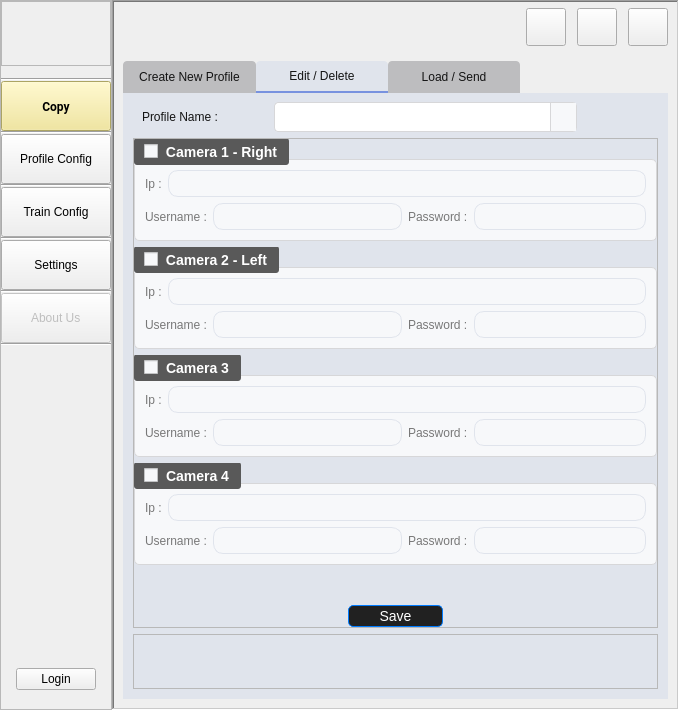
Before: the Qt Designer form UIFiles/mainUI.ui in amirhossein-mlkz/railProject_imageCopy, drawn with Qt 5.
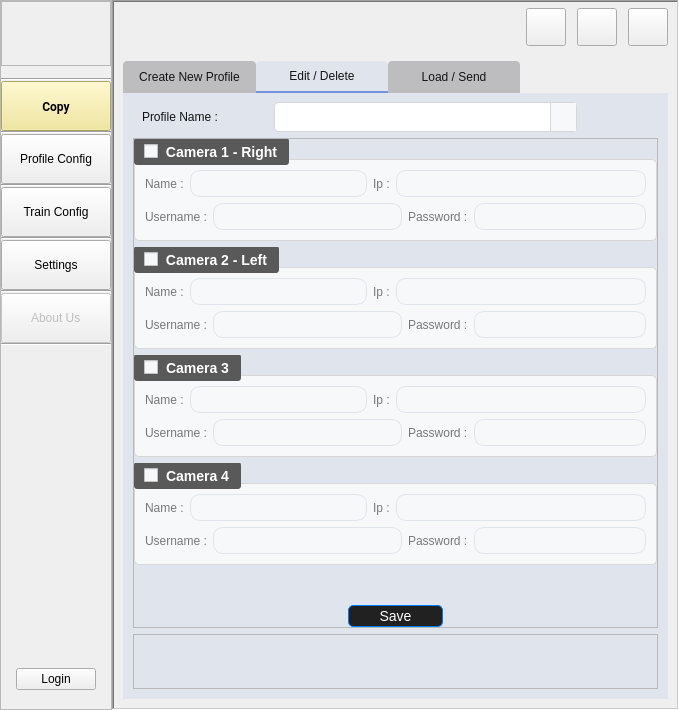
After: the same form once the commit is applied. The open tabs and pages were chosen to show the change. Icons and pictures are not drawn. Custom widgets are drawn as their Qt base class.

Patch:
```diff
--- a/UIFiles/mainUI.ui
+++ b/UIFiles/mainUI.ui
@@ -3190,6 +3190,32 @@
                            <property name="bottomMargin">
                             <number>0</number>
                            </property>
+                           <item>
+                            <widget class="QLabel" name="label_51">
+                             <property name="text">
+                              <string>Name :</string>
+                             </property>
+                            </widget>
+                           </item>
+                           <item>
+                            <widget class="QLineEdit" name="line_name_camera_1_edit">
+                             <property name="minimumSize">
+                              <size>
+                               <width>102</width>
+                               <height>27</height>
+                              </size>
+                             </property>
+                             <property name="maximumSize">
+                              <size>
+                               <width>177</width>
+                               <height>16777215</height>
+                              </size>
+                             </property>
+                             <property name="text">
+                              <string/>
+                             </property>
+                            </widget>
+                           </item>
                            <item>
                             <widget class="QLabel" name="label_39">
                              <property name="text">
@@ -3313,6 +3339,26 @@
                            <property name="bottomMargin">
                             <number>0</number>
                            </property>
+                           <item>
+                            <widget class="QLabel" name="label_52">
+                             <property name="text">
+                              <string>Name :</string>
+                             </property>
+                            </widget>
+                           </item>
+                           <item>
+                            <widget class="QLineEdit" name="line_name_camera_2_edit">
+                             <property name="maximumSize">
+                              <size>
+                               <width>177</width>
+                               <height>16777215</height>
+                              </size>
+                             </property>
+                             <property name="text">
+                              <string/>
+                             </property>
+                            </widget>
+                           </item>
                            <item>
                             <widget class="QLabel" name="label_42">
                              <property name="text">
@@ -3436,6 +3482,26 @@
                            <property name="bottomMargin">
                             <number>0</number>
                            </property>
+                           <item>
+                            <widget class="QLabel" name="label_61">
+                             <property name="text">
+                              <string>Name :</string>
+                             </property>
+                            </widget>
+                           </item>
+                           <item>
+                            <widget class="QLineEdit" name="line_name_camera_3_edit">
+                             <property name="maximumSize">
+                              <size>
+                               <width>177</width>
+                               <height>16777215</height>
+                              </size>
+                             </property>
+                             <property name="text">
+                              <string/>
+                             </property>
+                            </widget>
+                           </item>
                            <item>
                             <widget class="QLabel" name="label_45">
                              <property name="text">
@@ -3559,6 +3625,26 @@
                            <property name="bottomMargin">
                             <number>0</number>
                            </property>
+                           <item>
+                            <widget class="QLabel" name="label_62">
+                             <property name="text">
+                              <string>Name :</string>
+                             </property>
+                            </widget>
+                           </item>
+                           <item>
+                            <widget class="QLineEdit" name="line_name_camera_4_edit">
+                             <property name="maximumSize">
+                              <size>
+                               <width>177</width>
+                               <height>16777215</height>
+                              </size>
+                             </property>
+                             <property name="text">
+                              <string/>
+                             </property>
+                            </widget>
+                           </item>
                            <item>
                             <widget class="QLabel" name="label_48">
                              <property name="text">
```
Left out of the diff: 91 changed lines with no effect on the pictures.
